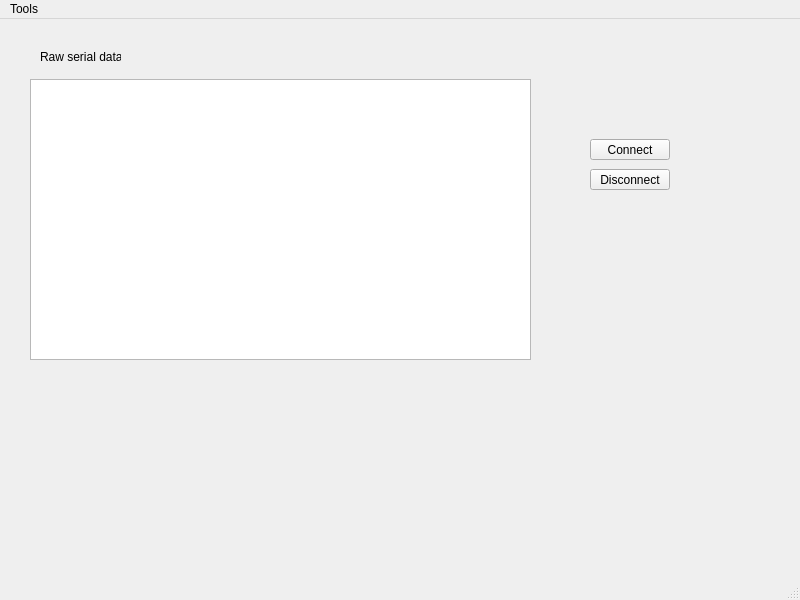
Qt form mainwindow.ui (riacob/SerialGraphr) before a commit.
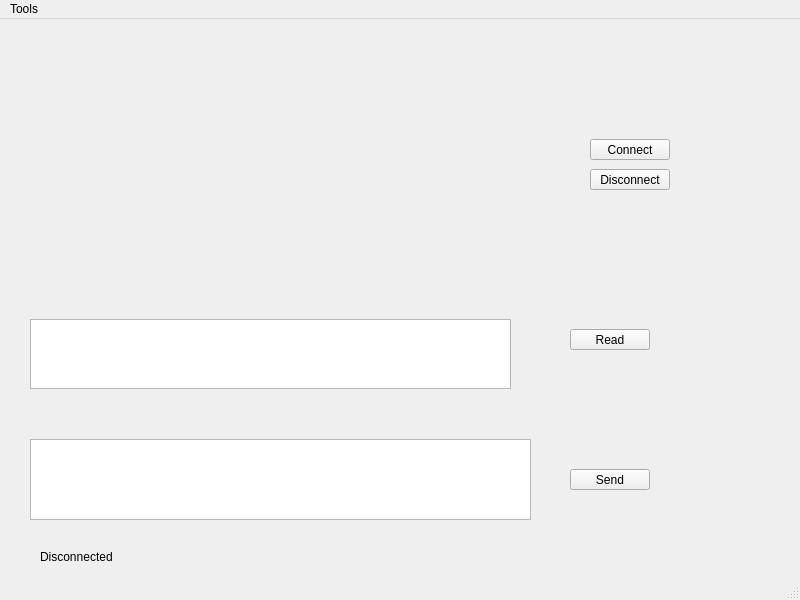
The same form after that commit.

Commit message: Serial communication working

Diff of the .ui file:
```diff
--- a/mainwindow.ui
+++ b/mainwindow.ui
@@ -14,13 +14,13 @@
    <string>SerialGraphr</string>
   </property>
   <widget class="QWidget" name="centralwidget">
-   <widget class="QTextEdit" name="textEdit">
+   <widget class="QPlainTextEdit" name="plainTextEditSnd">
     <property name="geometry">
      <rect>
       <x>30</x>
-      <y>60</y>
+      <y>420</y>
       <width>501</width>
-      <height>281</height>
+      <height>81</height>
      </rect>
     </property>
    </widget>
@@ -50,17 +50,53 @@
      <string>Disconnect</string>
     </property>
    </widget>
-   <widget class="QLabel" name="label">
+   <widget class="QPushButton" name="pushButtonSend">
+    <property name="geometry">
+     <rect>
+      <x>570</x>
+      <y>450</y>
+      <width>80</width>
+      <height>21</height>
+     </rect>
+    </property>
+    <property name="text">
+     <string>Send</string>
+    </property>
+   </widget>
+   <widget class="QLabel" name="labelConnectionStatus">
     <property name="geometry">
      <rect>
       <x>40</x>
-      <y>30</y>
-      <width>81</width>
+      <y>530</y>
+      <width>731</width>
       <height>16</height>
      </rect>
     </property>
     <property name="text">
-     <string>Raw serial data</string>
+     <string>Disconnected</string>
+    </property>
+   </widget>
+   <widget class="QPushButton" name="pushButton">
+    <property name="geometry">
+     <rect>
+      <x>570</x>
+      <y>310</y>
+      <width>80</width>
+      <height>21</height>
+     </rect>
+    </property>
+    <property name="text">
+     <string>Read</string>
+    </property>
+   </widget>
+   <widget class="QPlainTextEdit" name="plainTextEditRec">
+    <property name="geometry">
+     <rect>
+      <x>30</x>
+      <y>300</y>
+      <width>481</width>
+      <height>70</height>
+     </rect>
     </property>
    </widget>
   </widget>
```
The commit also changes 6 other files.
